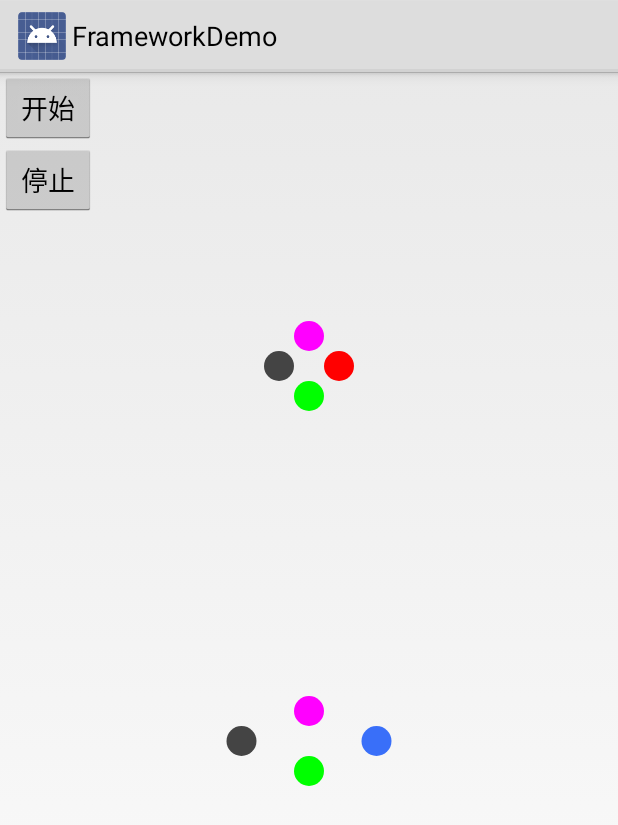
After one commit to meikaiss/framework, an Android app: the CircleLoadingActivity screen opened directly, with no data from a screen before it, on a phone screen of 412 x 824 dp. The commit adds this screen. Shown: the top 825 px of the screen. Run offline under Robolectric (Android 15) with nearby library versions, the phone set to English and light mode, and no system bars; our stand-ins replace CircleImageView.

Commit message:
增加旋转加载中动画，及其测试用例

```diff
--- a/app/src/main/AndroidManifest.xml
+++ b/app/src/main/AndroidManifest.xml
@@ -31,6 +31,7 @@
         <activity android:name=".NotificationActivity"
             android:theme="@style/Theme_TestAppCompat"/>
         <activity android:name=".BonuceLoadingActivity"/>
+        <activity android:name=".CircleLoadingActivity"/>
 
     </application>
 
--- a/app/src/main/java/com/android/framework/demo/BonuceLoadingActivity.java
+++ b/app/src/main/java/com/android/framework/demo/BonuceLoadingActivity.java
@@ -2,8 +2,6 @@ package com.android.framework.demo;
 
 import android.app.Activity;
 import android.os.Bundle;
-import android.os.Handler;
-import android.os.Message;
 import android.view.View;
 
 import com.android.framework.view.BounceLoadingView;
@@ -23,16 +21,7 @@ public class BonuceLoadingActivity extends Activity {
 
         bounceLoadingView = (BounceLoadingView) findViewById(R.id.bounce_loading_view);
 
-        handler.sendEmptyMessage(0);
     }
-
-    Handler handler = new Handler() {
-        @Override
-        public void handleMessage(Message msg) {
-            super.handleMessage(msg);
-            bounceLoadingView.playAnimator();
-        }
-    };
 
     public void startBounce(View view){
         bounceLoadingView.playAnimator();
--- /dev/null
+++ b/app/src/main/java/com/android/framework/demo/CircleLoadingActivity.java
@@ -0,0 +1,37 @@
+package com.android.framework.demo;
+
+import android.app.Activity;
+import android.os.Bundle;
+import android.view.View;
+
+import com.android.framework.view.CircleLoadingView;
+
+/**
+ * Created by meikai on 15/10/23.
+ */
+public class CircleLoadingActivity extends Activity {
+
+    CircleLoadingView circleLoadingView;
+    CircleLoadingView circleLoadingView2;
+
+    @Override
+    protected void onCreate(Bundle savedInstanceState) {
+        super.onCreate(savedInstanceState);
+        setContentView(R.layout.activity_circle_loading);
+
+
+        circleLoadingView = (CircleLoadingView) findViewById(R.id.circle_loading_view);
+        circleLoadingView2 = (CircleLoadingView) findViewById(R.id.circle_loading_view2);
+    }
+
+    public void startLoad(View view){
+        circleLoadingView.playAnimator();
+        circleLoadingView2.playAnimator();
+    }
+
+    public void stopLoad(View view){
+        circleLoadingView.cancleAnimator();
+        circleLoadingView2.cancleAnimator();
+    }
+
+}
--- a/app/src/main/java/com/android/framework/demo/MainActivity.java
+++ b/app/src/main/java/com/android/framework/demo/MainActivity.java
@@ -21,7 +21,7 @@ public class MainActivity extends Activity {
     private ListView listView;
     private Class<?>[] classes = {FlowLayoutActivity.class, ScrollLayoutActivity.class, ExplosionActivity.class,
             NumberSeekBarActivity.class, AppCompatTestActivity.class, StatusBarColorActivity.class,
-            NotificationActivity.class, BonuceLoadingActivity.class};
+            NotificationActivity.class, BonuceLoadingActivity.class, CircleLoadingActivity.class};
 
     @Override
     protected void onCreate(Bundle savedInstanceState) {
@@ -43,6 +43,7 @@ public class MainActivity extends Activity {
         @Override
         public void onItemClick(AdapterView<?> parent, View view, int position, long id) {
 //            Class<?> className = (Class<?>) parent.getAdapter().getItem(position);
+
             Class<?> className = classes[position];
             MainActivity.this.startActivity(new Intent(MainActivity.this, className));
         }
--- /dev/null
+++ b/app/src/main/res/layout/activity_circle_loading.xml
@@ -0,0 +1,48 @@
+<?xml version="1.0" encoding="utf-8"?>
+<ScrollView xmlns:android="http://schemas.android.com/apk/res/android"
+    xmlns:framework="http://schemas.android.com/apk/res-auto"
+    android:layout_width="match_parent"
+    android:layout_height="match_parent">
+
+    <LinearLayout
+        android:layout_width="match_parent"
+        android:layout_height="match_parent"
+        android:orientation="vertical">
+
+        <Button
+            android:layout_width="wrap_content"
+            android:layout_height="wrap_content"
+            android:onClick="startLoad"
+            android:text="开始" />
+
+        <Button
+            android:layout_width="wrap_content"
+            android:layout_height="wrap_content"
+            android:onClick="stopLoad"
+            android:text="停止" />
+
+        <com.android.framework.view.CircleLoadingView
+            android:id="@+id/circle_loading_view"
+            android:layout_width="200dp"
+            android:layout_height="200dp"
+            android:layout_gravity="center"
+            framework:smallRadius="10dp"
+            framework:surroundRadius="20dp"
+            framework:surround_duration="1000"
+            framework:surround_type="circle" />
+
+        <com.android.framework.view.CircleLoadingView
+            android:id="@+id/circle_loading_view2"
+            android:layout_width="300dp"
+            android:layout_height="300dp"
+            android:layout_gravity="center"
+            framework:smallRadius="10dp"
+            framework:surroundRadius="20dp"
+            framework:surround_duration="1500"
+            framework:circleColor1="#396fF9"
+            framework:surround_type="oval"
+            framework:ovalFactorX="25dp"/>
+
+    </LinearLayout>
+
+</ScrollView>
--- a/libframework/src/main/java/com/android/framework/view/BounceLoadingView.java
+++ b/libframework/src/main/java/com/android/framework/view/BounceLoadingView.java
@@ -37,8 +37,6 @@ public class BounceLoadingView extends View {
     protected void onDraw(Canvas canvas) {
         super.onDraw(canvas);
 
-//        canvas.drawLine(getWidth()/2, 0 , getWidth()/2+1 , getHeight(), mPaint);
-
         //获取视图的中心点
         startX = getWidth() / 2;
         endY = getHeight() / 2;
@@ -74,7 +72,6 @@ public class BounceLoadingView extends View {
         valueAnimator.setDuration(600);
         valueAnimator.start();
     }
-
 
     /**
      * 绘制圆形
@@ -120,4 +117,5 @@ public class BounceLoadingView extends View {
     public void setColor(int color) {
         this.color = color;
     }
+
 }
--- /dev/null
+++ b/libframework/src/main/java/com/android/framework/view/CircleLoadingView.java
@@ -0,0 +1,170 @@
+package com.android.framework.view;
+
+import android.animation.ValueAnimator;
+import android.content.Context;
+import android.content.res.TypedArray;
+import android.graphics.Canvas;
+import android.graphics.Color;
+import android.graphics.Paint;
+import android.util.AttributeSet;
+import android.util.Log;
+import android.view.View;
+import android.view.animation.LinearInterpolator;
+
+import com.android.framework.R;
+
+/**
+ * Created by meikai on 15/10/23.
+ */
+public class CircleLoadingView extends View {
+
+    // 默认 环绕半径
+    private static float DEFAULT_SURROUND_RADIUS = 40;
+    // 默认 四个小圆的半径
+    private static float DEFAULT_SMAAL_RADIUS = 40;
+
+    private static int DEFAULT_ANIMATOR_DURATION = 2000;
+
+    private int surroundType = 0;
+
+
+    // 画笔
+    private Paint mPaint;
+    // 屏幕像素密度等级
+    private float density = 1.0f;
+    // 环绕半径
+    private float surroundRadius = 20 * density;
+    // 四个小圆的半径
+    private float smallRadius = 20 * density;
+    // 角度 因子
+    private int angleAnimatorValue = 0;
+    // 弧度 因子
+    private double radianAnimatorValue = 0;
+    // 椭圆环绕是 X方向位移量
+    private float ovalFactorX;
+    // 椭圆环绕是 Y方向位移量
+    private float ovalFactorY;
+    private int circleColor1;
+    private int circleColor2;
+    private int circleColor3;
+    private int circleColor4;
+
+    private ValueAnimator valueAnimator;
+    private long animatorDuration;
+
+    public CircleLoadingView(Context context) {
+        this(context, null);
+    }
+
+    public CircleLoadingView(Context context, AttributeSet attrs) {
+        this(context, attrs, 0);
+    }
+
+    public CircleLoadingView(Context context, AttributeSet attrs, int defStyleAttr) {
+        super(context, attrs, defStyleAttr);
+        density = getResources().getDisplayMetrics().density;
+
+        TypedArray a = getContext().obtainStyledAttributes(attrs, R.styleable.CircleLoadingView, defStyleAttr, 0);
+        surroundRadius = a.getDimension(R.styleable.CircleLoadingView_surroundRadius, DEFAULT_SURROUND_RADIUS);
+        smallRadius = a.getDimension(R.styleable.CircleLoadingView_smallRadius, DEFAULT_SMAAL_RADIUS);
+        surroundType = a.getInt(R.styleable.CircleLoadingView_surround_type, 0);
+        animatorDuration = a.getInt(R.styleable.CircleLoadingView_surround_duration, DEFAULT_ANIMATOR_DURATION);
+        ovalFactorX = a.getDimension(R.styleable.CircleLoadingView_ovalFactorX, 0);
+        ovalFactorY = a.getDimension(R.styleable.CircleLoadingView_ovalFactorY, 0);
+        circleColor1 = a.getColor(R.styleable.CircleLoadingView_circleColor1, Color.RED);
+        circleColor2 = a.getColor(R.styleable.CircleLoadingView_circleColor2, Color.GREEN);
+        circleColor3 = a.getColor(R.styleable.CircleLoadingView_circleColor3, Color.MAGENTA);
+        circleColor4 = a.getColor(R.styleable.CircleLoadingView_circleColor4, Color.DKGRAY);
+        a.recycle();
+
+        mPaint = new Paint(Paint.ANTI_ALIAS_FLAG);
+        mPaint.setStyle(Paint.Style.FILL);
+
+        valueAnimator = ValueAnimator.ofInt(0, 360);
+        valueAnimator.setInterpolator(new LinearInterpolator());
+        valueAnimator.setRepeatCount(Integer.MAX_VALUE);
+        valueAnimator.setRepeatMode(ValueAnimator.RESTART);
+        valueAnimator.setDuration(animatorDuration);
+        valueAnimator.addUpdateListener(new ValueAnimator.AnimatorUpdateListener() {
+            @Override
+            public void onAnimationUpdate(ValueAnimator animation) {
+                angleAnimatorValue = (Integer) animation.getAnimatedValue();
+                invalidate();
+            }
+        });
+    }
+
+    @Override
+    protected void onDraw(Canvas canvas) {
+        super.onDraw(canvas);
+
+        if(surroundType == 0){
+            onDrawTypeCircle(canvas, surroundRadius);
+        }else if(surroundType == 1){
+            onDrawTypeOval(canvas, surroundRadius);
+        }
+
+    }
+
+    /**  圆形轨迹环绕 */
+    private void onDrawTypeCircle(Canvas canvas, float bigRadius) {
+
+        float cx = getWidth() / 2;
+        float cy = getHeight() / 2;
+
+        radianAnimatorValue = Math.PI * angleAnimatorValue / 180;
+        mPaint.setColor(circleColor1);
+        canvas.drawCircle(cx + (float) Math.cos(radianAnimatorValue) * bigRadius, cy + (float) Math.sin(radianAnimatorValue) * bigRadius, smallRadius, mPaint);
+
+        radianAnimatorValue += Math.PI / 2;
+        mPaint.setColor(circleColor2);
+        canvas.drawCircle(cx + (float) Math.cos(radianAnimatorValue) * bigRadius, cy + (float) Math.sin(radianAnimatorValue) * bigRadius, smallRadius, mPaint);
+
+        radianAnimatorValue += Math.PI;
+        mPaint.setColor(circleColor3);
+        canvas.drawCircle(cx + (float) Math.cos(radianAnimatorValue) * bigRadius, cy + (float) Math.sin(radianAnimatorValue) * bigRadius, smallRadius, mPaint);
+
+        radianAnimatorValue += Math.PI * 3 / 2;
+        mPaint.setColor(circleColor4);
+        canvas.drawCircle(cx + (float) Math.cos(radianAnimatorValue) * bigRadius, cy + (float) Math.sin(radianAnimatorValue) * bigRadius, smallRadius, mPaint);
+
+    }
+
+    /**  椭圆轨迹环绕 */
+    private void onDrawTypeOval(Canvas canvas, float bigRadius) {
+
+        float cx = getWidth() / 2;
+        float cy = getHeight() / 2;
+
+        float bigRadiusX = bigRadius + ovalFactorX;
+        float bigRadiusY = bigRadius + ovalFactorY;
+
+        radianAnimatorValue = Math.PI * angleAnimatorValue / 180;
+        mPaint.setColor(circleColor1);
+        canvas.drawCircle(cx + (float) Math.cos(radianAnimatorValue) * bigRadiusX, cy + (float) Math.sin(radianAnimatorValue) * bigRadiusY, smallRadius, mPaint);
+
+        radianAnimatorValue += Math.PI / 2;
+        mPaint.setColor(circleColor2);
+        canvas.drawCircle(cx + (float) Math.cos(radianAnimatorValue) * bigRadiusX, cy + (float) Math.sin(radianAnimatorValue) * bigRadiusY, smallRadius, mPaint);
+
+        radianAnimatorValue += Math.PI;
+        mPaint.setColor(circleColor3);
+        canvas.drawCircle(cx + (float) Math.cos(radianAnimatorValue) * bigRadiusX, cy + (float) Math.sin(radianAnimatorValue) * bigRadiusY, smallRadius, mPaint);
+
+        radianAnimatorValue += Math.PI * 3 / 2;
+        mPaint.setColor(circleColor4);
+        canvas.drawCircle(cx + (float) Math.cos(radianAnimatorValue) * bigRadiusX, cy + (float) Math.sin(radianAnimatorValue) * bigRadiusY, smallRadius, mPaint);
+    }
+
+
+    public void playAnimator() {
+        if( !valueAnimator.isStarted() ){
+            valueAnimator.start();
+        }
+    }
+
+    public void cancleAnimator() {
+        valueAnimator.cancel();
+    }
+
+}
--- a/libframework/src/main/res/values/attrs.xml
+++ b/libframework/src/main/res/values/attrs.xml
@@ -8,8 +8,25 @@
 
     <declare-styleable name="RoundImageViewByXfermode">
         <attr name="borderRadius" format="dimension" />
-        <attr name="type" format="integer"/>
+        <attr name="type" format="integer" />
     </declare-styleable>
+
+    <declare-styleable name="CircleLoadingView">
+        <attr name="circleColor1" format="color" />
+        <attr name="circleColor2" format="color" />
+        <attr name="circleColor3" format="color" />
+        <attr name="circleColor4" format="color" />
+        <attr name="surroundRadius" format="dimension" />
+        <attr name="smallRadius" format="dimension" />
+        <attr name="ovalFactorX" format="dimension" />
+        <attr name="ovalFactorY" format="dimension" />
+        <attr name="surround_duration" format="integer" />
+        <attr name="surround_type" format="enum">
+            <enum name="circle" value="0" />
+            <enum name="oval" value="1" />
+        </attr>
+    </declare-styleable>
+
 
     <!-- NumberSeekBar -->
     <declare-styleable name="NumberProgressBar">
```
